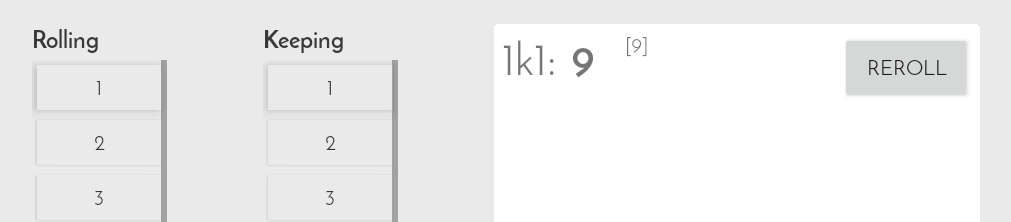
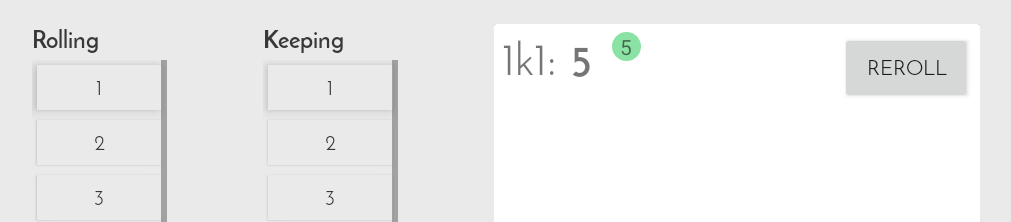
Before and after one commit to nihilogist/android-dice-roller, an Android app: the SeventhSeaRollerMainActivity screen opened directly, with no data from a screen before it, on a phone screen of 824 x 412 dp (held sideways). Shown: the top 222 px of the screen, without its empty margins (64-1075 px from the left). Run offline under Robolectric (Android 15) with nearby library versions, the phone set to English and light mode, and no system bars; libraries missing offline, so code that uses them is left out: com.github.brnunes.swipeablerecyclerview; Roboto replaces fonts that are not available here; 2 statements that could not run were skipped.

Commit message:
Initial implementation of dice lozenges

```diff
--- a/app/build.gradle
+++ b/app/build.gradle
@@ -10,8 +10,8 @@ android {
         applicationId "org.dave3heaton.rpgdiceroller"
         minSdkVersion 21
         targetSdkVersion 23
-        versionCode 4
-        versionName "0.1-ALPHA-4"
+        versionCode 5
+        versionName "0.1-ALPHA-5"
     }
     buildTypes {
         release {
--- a/app/src/main/java/org/dave3heaton/rpgdiceroller/game/seventhsea/SeventhSeaCardAdapter.java
+++ b/app/src/main/java/org/dave3heaton/rpgdiceroller/game/seventhsea/SeventhSeaCardAdapter.java
@@ -1,10 +1,12 @@
 package org.dave3heaton.rpgdiceroller.game.seventhsea;
 
+import android.support.v4.content.ContextCompat;
 import android.support.v7.widget.RecyclerView;
 import android.view.LayoutInflater;
 import android.view.View;
 import android.view.ViewGroup;
 import android.widget.Button;
+import android.widget.LinearLayout;
 import android.widget.TextView;
 
 import org.dave3heaton.diceengine.game.aeg.seventhsea.SeventhSeaDie;
@@ -29,8 +31,8 @@ public class SeventhSeaCardAdapter extends RecyclerView.Adapter<SeventhSeaCardAd
         TextView rollDice;
         TextView keepDice;
         TextView rollResult;
-        TextView rollBreakdown;
         Button rollButton;
+        LinearLayout diceList;
         SeventhSeaRoll seventhSeaRollForCard;
 
         RollCardHolder(View cardView) {
@@ -39,7 +41,7 @@ public class SeventhSeaCardAdapter extends RecyclerView.Adapter<SeventhSeaCardAd
             rollDice = (TextView) cardView.findViewById(R.id.seventh_sea_rollcard_roll_dice);
             keepDice = (TextView) cardView.findViewById(R.id.seventh_sea_rollcard_keep_dice);
             rollResult = (TextView) cardView.findViewById(R.id.seventh_sea_rollcard_roll_score);
-            rollBreakdown = (TextView) cardView.findViewById(R.id.seventh_sea_rollcard_roll_breakdown);
+            diceList = (LinearLayout) cardView.findViewById(R.id.seventh_sea_rollcard_dicelist);
         }
 
         public void rollAndUpdateResult() {
@@ -50,15 +52,36 @@ public class SeventhSeaCardAdapter extends RecyclerView.Adapter<SeventhSeaCardAd
 
         public void updateResult() {
             rollResult.setText(Integer.toString(seventhSeaRollForCard.getFacingNumber()));
-            String breakdown = "";
+
+            // Clear the linear layout
+            diceList.removeAllViews();
+
+            // Add new text layouts for the dice
             for (SeventhSeaDie die : seventhSeaRollForCard.getAllDice()) {
-                if (die.isKept()) {
-                    breakdown += "[" + die.getFacingNumber() + "] ";
+                TextView dieResult = new TextView(this.itemView.getContext());
+                dieResult.setText(die.getFacingNumber() + "");
+
+                // measure the textview and set the width equal to the height
+                dieResult.measure(0,0);
+                dieResult.setWidth(dieResult.getMeasuredHeight());
+
+                // Set a little bit of margin
+                LinearLayout.LayoutParams params = new LinearLayout.LayoutParams(new LinearLayout.LayoutParams(LinearLayout.LayoutParams.WRAP_CONTENT, LinearLayout.LayoutParams.WRAP_CONTENT));
+                params.setMargins(5,0,0,0);
+                dieResult.setLayoutParams(params);
+
+                // Centre the text
+                dieResult.setTextAlignment(View.TEXT_ALIGNMENT_CENTER);
+
+
+                if(die.isKept()) {
+                    dieResult.setBackground(ContextCompat.getDrawable(this.itemView.getContext(), R.drawable.dice_result_background_lozenge_seventh_sea_keep));
                 } else {
-                    breakdown += "|" + die.getFacingNumber() + "| ";
+                    dieResult.setBackground(ContextCompat.getDrawable(this.itemView.getContext(), R.drawable.dice_result_background_lozenge_seventh_sea_discard));
                 }
+
+                diceList.addView(dieResult);
             }
-            rollBreakdown.setText(breakdown);
         }
     }
 
--- a/app/src/main/java/org/dave3heaton/rpgdiceroller/utils/logging/LogUtils.java
+++ b/app/src/main/java/org/dave3heaton/rpgdiceroller/utils/logging/LogUtils.java
@@ -7,7 +7,7 @@ import android.util.Log;
  */
 public class LogUtils {
 
-    private static boolean debugLogActive = true;
+    private static boolean debugLogActive = false;
 
     public static void debug(String category, String message) {
         if (debugLogActive) {
--- /dev/null
+++ b/app/src/main/res/drawable/dice_result_background_lozenge.xml
@@ -0,0 +1,10 @@
+<?xml version="1.0" encoding="utf-8"?>
+<shape xmlns:android="http://schemas.android.com/apk/res/android"
+    android:shape="rectangle" android:padding="10dp">
+    <solid android:color="#cccccc"/>
+    <corners
+        android:bottomRightRadius="15dp"
+        android:bottomLeftRadius="15dp"
+        android:topLeftRadius="15dp"
+        android:topRightRadius="15dp"/>
+</shape>
--- /dev/null
+++ b/app/src/main/res/drawable/dice_result_background_lozenge_seventh_sea_discard.xml
@@ -0,0 +1,10 @@
+<?xml version="1.0" encoding="utf-8"?>
+<shape xmlns:android="http://schemas.android.com/apk/res/android"
+    android:shape="rectangle" android:padding="10dp">
+    <solid android:color="@color/seventh_sea_dice_lozenge_discard"/>
+    <corners
+        android:bottomRightRadius="15dp"
+        android:bottomLeftRadius="15dp"
+        android:topLeftRadius="15dp"
+        android:topRightRadius="15dp"/>
+</shape>
--- /dev/null
+++ b/app/src/main/res/drawable/dice_result_background_lozenge_seventh_sea_keep.xml
@@ -0,0 +1,10 @@
+<?xml version="1.0" encoding="utf-8"?>
+<shape xmlns:android="http://schemas.android.com/apk/res/android"
+    android:shape="rectangle" android:padding="10dp">
+    <solid android:color="@color/seventh_sea_dice_lozenge_keep"/>
+    <corners
+        android:bottomRightRadius="15dp"
+        android:bottomLeftRadius="15dp"
+        android:topLeftRadius="15dp"
+        android:topRightRadius="15dp"/>
+</shape>
--- a/app/src/main/res/layout/seventh_sea_roll_card.xml
+++ b/app/src/main/res/layout/seventh_sea_roll_card.xml
@@ -44,15 +44,14 @@
             android:text=""
             android:id="@+id/seventh_sea_rollcard_roll_score"
             android:layout_toRightOf="@+id/seventh_sea_rollcard_roll_end"/>
-        <org.dave3heaton.rpgdiceroller.utils.typography.JosefinTypefaceTextView
+        <LinearLayout
             android:layout_width="wrap_content"
             android:layout_height="wrap_content"
-            android:paddingStart="10dp"
-            android:paddingEnd="10dp"
-            android:text="1 1 1 1 1 1 1 1 1 1 1 1 1 1 1 1 1 1 1 1 1 1 1 "
-            android:id="@+id/seventh_sea_rollcard_roll_breakdown"
+            android:orientation="horizontal"
             android:layout_toRightOf="@+id/seventh_sea_rollcard_roll_score"
-            android:layout_toLeftOf="@+id/seventh_sea_rollcard_roll_button"/>
+            android:layout_toLeftOf="@+id/seventh_sea_rollcard_roll_button"
+            android:id="@+id/seventh_sea_rollcard_dicelist">
+        </LinearLayout>
         <org.dave3heaton.rpgdiceroller.utils.typography.JosefinTypefaceButton
             android:layout_width="wrap_content"
             android:layout_height="wrap_content"
--- a/app/src/main/res/values/colors.xml
+++ b/app/src/main/res/values/colors.xml
@@ -9,4 +9,8 @@
     <color name="materialThemeLightWhite">#eaeaea</color>
     <color name="materialThemeLightGrey">#bfbfbf</color>
     <color name="materialThemeTextColour">#383838</color>
+    <!-- -->
+    <color name="seventh_sea_dice_lozenge_keep">#8AE3A5</color>
+    <color name="seventh_sea_dice_lozenge_discard">#E0949C</color>
+
 </resources>
```
